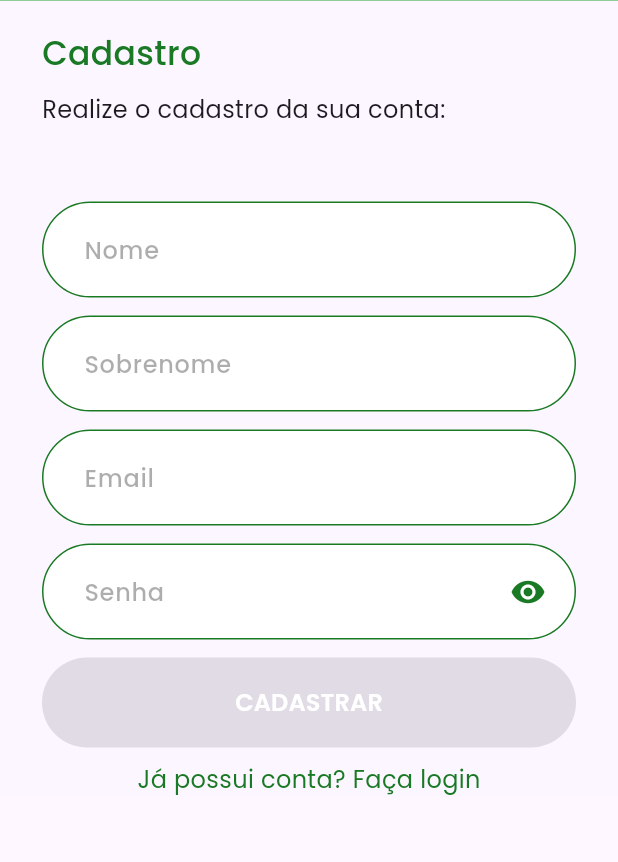
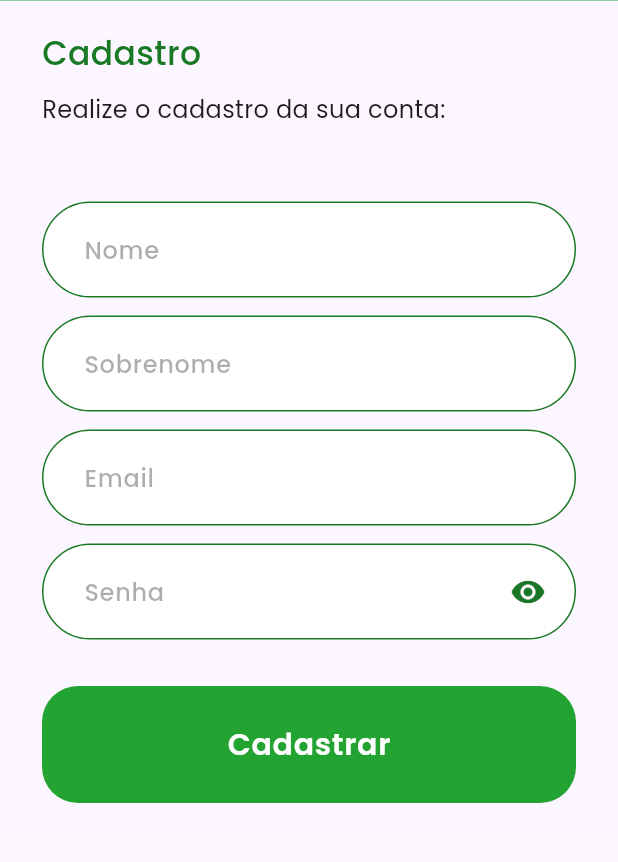
Before and after one commit to EstagioUnipampa/Estagiou-front, a Flutter app: the RegisterStudent screen opened by its route, on a phone screen of 412 x 824 dp, the part 97-959 px from its top. Run offline on Flutter 3.47's test engine with Material 3 defaults, Android fonts, the phone set to English and light mode, and no system bars; our stand-ins replace dio, equatable, flutter_bloc, flutter_modular, google_sign_in.

```diff
--- a/flutter_application_1/lib/features/auth/view/components/login_text_field.dart
+++ b/flutter_application_1/lib/features/auth/view/components/login_text_field.dart
@@ -1,15 +1,18 @@
 import 'package:flutter/material.dart';
 
 class LoginTextField extends StatefulWidget {
-  const LoginTextField(
-      {super.key,
+  const LoginTextField({
+    Key? key,
     required this.labelText,
     required this.controller,
-      required this.isPassword});
+    required this.isPassword,
+    this.errorText,
+  }) : super(key: key);
 
   final String labelText;
   final TextEditingController controller;
   final bool isPassword;
+  final String? errorText;
 
   @override
   State<LoginTextField> createState() => _LoginTextFieldState();
@@ -20,9 +23,15 @@ class _LoginTextFieldState extends State<LoginTextField> {
 
   @override
   Widget build(BuildContext context) {
-    return TextField(
+    return Column(
+      crossAxisAlignment: CrossAxisAlignment.start,
+      children: [
+        TextField(
           controller: widget.controller,
-      obscureText: widget.isPassword,
+          obscureText: widget.isPassword ? _obscureText : false,
+          onChanged: (value) {
+            setState(() {});
+          },
           onTapOutside: (event) => FocusScope.of(context).unfocus(),
           decoration: InputDecoration(
             labelText: widget.labelText,
@@ -45,6 +54,7 @@ class _LoginTextFieldState extends State<LoginTextField> {
               ),
               borderRadius: BorderRadius.circular(20),
             ),
+            errorText: widget.errorText,
             suffixIcon: widget.isPassword
                 ? IconButton(
                     padding: const EdgeInsetsDirectional.symmetric(
@@ -63,6 +73,16 @@ class _LoginTextFieldState extends State<LoginTextField> {
             fillColor: Colors.white,
             filled: true,
           ),
+        ),
+        if (widget.errorText != null) // Exibe a mensagem de erro
+          Padding(
+            padding: const EdgeInsets.only(left: 24.0, top: 5.0),
+            child: Text(
+              widget.errorText!,
+              style: const TextStyle(color: Colors.red, fontSize: 12),
+            ),
+          ),
+      ],
     );
   }
 }
--- a/flutter_application_1/lib/features/auth/view/register_student.dart
+++ b/flutter_application_1/lib/features/auth/view/register_student.dart
@@ -6,6 +6,8 @@ import 'package:flutter_application_1/features/auth/view/bloc/sign_up_bloc/sign_
 import 'package:flutter_application_1/features/auth/view/bloc/sign_up_bloc/sign_up_events.dart';
 import 'package:flutter_application_1/features/auth/view/components/login_text_field.dart';
 import 'package:flutter_application_1/shared/bloc/base_state.dart';
+import 'package:flutter_application_1/shared/utils/feedback_overlay.dart';
+import 'package:flutter_application_1/theme/palette.dart';
 import 'package:flutter_bloc/flutter_bloc.dart';
 import 'package:flutter_modular/flutter_modular.dart';
 
@@ -24,6 +26,11 @@ class _RegisterStudentState extends State<RegisterStudent> {
   final TextEditingController _lastNameController = TextEditingController();
   late SignUpBloc _signUpBloc;
 
+  String? _emailError;
+  String? _passwordError;
+  String? _firstNameError;
+  String? _lastNameError;
+
   @override
   void initState() {
     _signUpBloc = Modular.get<SignUpBloc>();
@@ -39,7 +46,47 @@ class _RegisterStudentState extends State<RegisterStudent> {
     super.dispose();
   }
 
+  bool _validateForm() {
+    bool isValid = true;
+
+    setState(() {
+      _emailError = null;
+      _passwordError = null;
+      _firstNameError = null;
+      _lastNameError = null;
+
+      if (_firstNameController.text.isEmpty) {
+        _firstNameError = 'O campo nome é obrigatório';
+        isValid = false;
+      }
+
+      if (_lastNameController.text.isEmpty) {
+        _lastNameError = 'O campo sobrenome é obrigatório';
+        isValid = false;
+      }
+
+      if (_emailController.text.isEmpty) {
+        _emailError = 'O campo email é obrigatório';
+        isValid = false;
+      } else if (!_emailController.text.contains('@gmail.com')) {
+        _emailError = 'Insira um email válido (@gmail.com)';
+        isValid = false;
+      }
+
+      if (_passwordController.text.isEmpty) {
+        _passwordError = 'O campo senha é obrigatório';
+        isValid = false;
+      } else if (_passwordController.text.length < 6) {
+        _passwordError = 'A senha deve ter pelo menos 6 caracteres';
+        isValid = false;
+      }
+    });
+
+    return isValid;
+  }
+
   void _register() {
+    if (_validateForm()) {
       Aluno alunoDTO = Aluno(
         address: null,
         course: null,
@@ -53,10 +100,8 @@ class _RegisterStudentState extends State<RegisterStudent> {
         lastName: _lastNameController.text,
         password: _passwordController.text,
       );
-    _signUpBloc.add(
-      OnSignUpEvent(alunoDTO),
-    );
-    // _signUpBloc.add(OnGetAlunosEvent());
+      _signUpBloc.add(OnSignUpEvent(alunoDTO));
+    }
   }
 
   @override
@@ -84,12 +129,11 @@ class _RegisterStudentState extends State<RegisterStudent> {
       body: BlocConsumer<SignUpBloc, BaseState>(
         listener: (context, state) {
           if (state is ErrorState) {
-              ScaffoldMessenger.of(context).showSnackBar(
-                SnackBar(
-                  content: Text(state.message),
-                  backgroundColor: Colors.red,
-                ),
-              );
+            FeedbackOverlay.show(context, FeedbackTypesEnum.error);
+          } else if (state is SuccessState) {
+            FeedbackOverlay.show(context, FeedbackTypesEnum.success);
+          } else if (state is LoadingState) {
+            FeedbackOverlay.show(context, FeedbackTypesEnum.loading);
           }
         },
         bloc: _signUpBloc,
@@ -128,6 +172,7 @@ class _RegisterStudentState extends State<RegisterStudent> {
                         labelText: 'Nome',
                         controller: _firstNameController,
                         isPassword: false,
+                        errorText: _firstNameError,
                       ),
                     ),
                     1.ph,
@@ -137,6 +182,7 @@ class _RegisterStudentState extends State<RegisterStudent> {
                         labelText: 'Sobrenome',
                         controller: _lastNameController,
                         isPassword: false,
+                        errorText: _lastNameError,
                       ),
                     ),
                     1.ph,
@@ -146,6 +192,7 @@ class _RegisterStudentState extends State<RegisterStudent> {
                         labelText: 'Email',
                         controller: _emailController,
                         isPassword: false,
+                        errorText: _emailError,
                       ),
                     ),
                     1.ph,
@@ -155,74 +202,40 @@ class _RegisterStudentState extends State<RegisterStudent> {
                         labelText: 'Senha',
                         controller: _passwordController,
                         isPassword: true,
+                        errorText: _passwordError,
                       ),
                     ),
-                      1.ph,
+                    20.ph,
                     SizedBox(
-                        height: 60,
-                        child: ElevatedButton(
-                          onPressed: _isValidated() ? _register : null,
-                          style: ElevatedButton.styleFrom(
+                      width: double.infinity,
+                      child: TextButton(
+                        style: TextButton.styleFrom(
+                          backgroundColor: Palette.lightGreen,
+                          padding: const EdgeInsets.all(24),
                           shape: RoundedRectangleBorder(
-                              borderRadius: BorderRadius.circular(50),
+                            borderRadius: BorderRadius.circular(24),
                           ),
-                            minimumSize: const Size(double.infinity, 50),
-                            backgroundColor: const Color(0xFF23A331),
                         ),
-                          child: const Center(
+                        onPressed: _register,
                         child: Text(
-                              'CADASTRAR',
-                              style: TextStyle(
+                          'Cadastrar',
+                          style: Theme.of(context).textTheme.bodyLarge?.copyWith(
                                 color: Colors.white,
+                                fontSize: 20,
+                                fontWeight: FontWeight.w600,
                                 fontFamily: 'Poppins',
-                                fontWeight: FontWeight.w600,
-                                fontSize: 16,
                               ),
                         ),
                       ),
                     ),
-                      ),
-                      10.ph,
-                      Row(
-                        mainAxisAlignment: MainAxisAlignment.center,
-                        children: [
-                          GestureDetector(
-                            onTap: () {
-                              Navigator.pushReplacement(
-                                context,
-                                MaterialPageRoute(
-                                    builder: (context) => const AuthStudent()),
-                              );
-                            },
-                            child: Text(
-                              'Já possui conta? Faça login',
-                              style: Theme.of(context)
-                                  .textTheme
-                                  .bodyMedium!
-                                  .copyWith(
-                                      fontSize: 16,
-                                      color: const Color(0xFF1A7924)),
-                            ),
-                          ),
-                        ],
-                      ),
+                    20.ph,
                   ],
                 ),
               ),
             ),
           );
-          }),
+        },
+      ),
     );
   }
-    bool _isValidated() {
-      if (_firstNameController.text.isEmpty ||
-          _lastNameController.text.isEmpty ||
-          _emailController.text.isEmpty ||
-          _passwordController.text.isEmpty) {
-        return false;
 }
-      return true;
-
-  }
-
-}
```
Also changed, not shown: flutter_application_1/lib/features/home/view/internship_details.dart (+23 -28 lines), flutter_application_1/lib/shared/utils/feedback_overlay.dart (added, +168 -0 lines), flutter_application_1/lib/theme/palette.dart (+12 -0 lines), flutter_application_1/pubspec.lock. Lines whose indentation alone changed are shown as unchanged.
